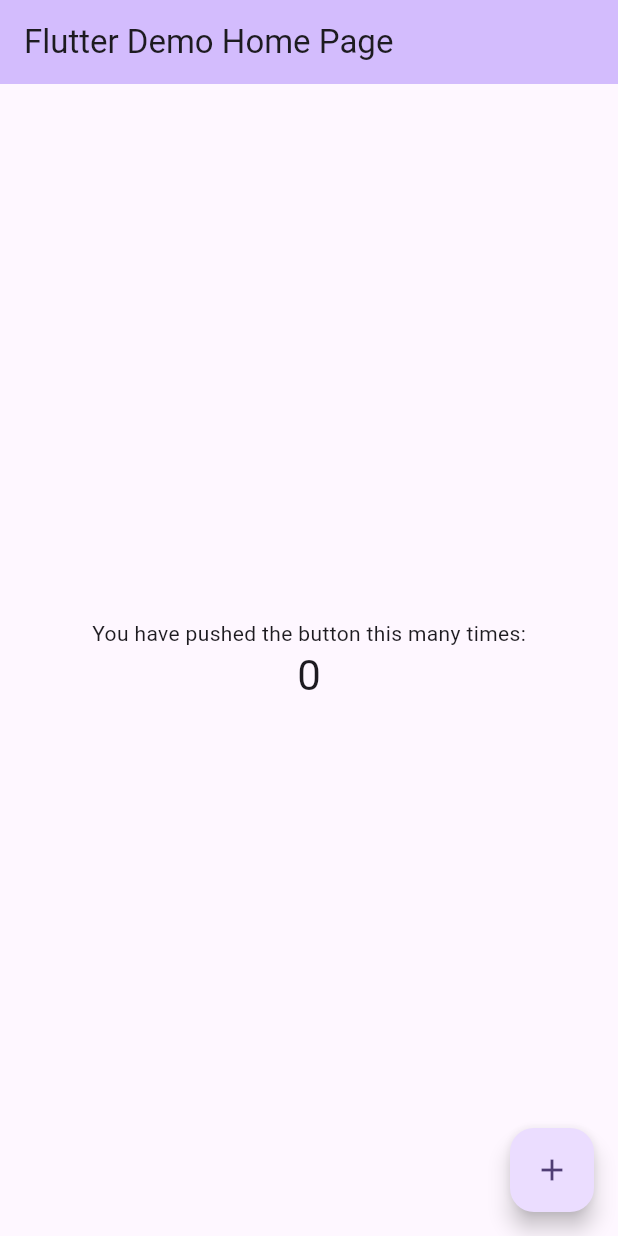
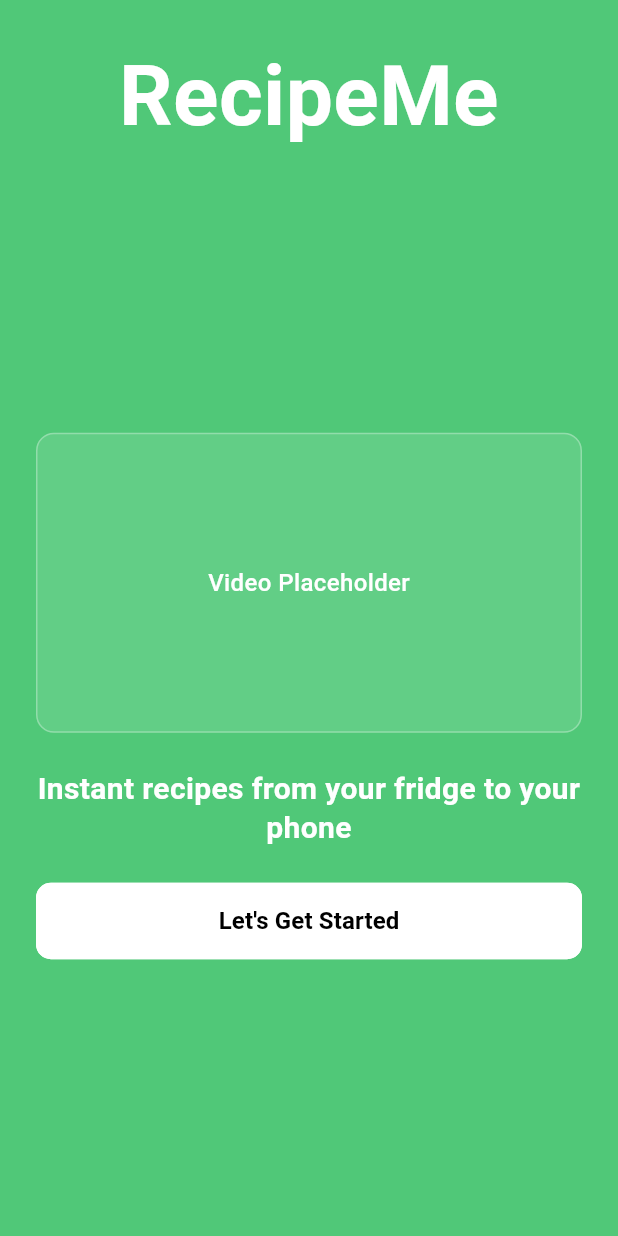
Before and after one commit to ahmedamrou1/RecipeMe, a Flutter app: the screen it shows after launch, on a phone screen of 412 x 824 dp. Run offline on Flutter 3.47's test engine with Material 3 defaults, Android fonts, the phone set to English and light mode, and no system bars.

Commit message:
added splash screen and onboarding screen

```diff
--- a/lib/main.dart
+++ b/lib/main.dart
@@ -1,122 +1,31 @@
 import 'package:flutter/material.dart';
+import 'splash_screen.dart';
 
 void main() {
-  runApp(const MyApp());
+  runApp(const RecipeMeApp());
 }
 
-class MyApp extends StatelessWidget {
-  const MyApp({super.key});
+class RecipeMeApp extends StatelessWidget {
+  const RecipeMeApp({super.key});
 
-  // This widget is the root of your application.
+  static const Color appGreen = Color(0xFF50C878);
+
   @override
   Widget build(BuildContext context) {
     return MaterialApp(
-      title: 'Flutter Demo',
+      title: 'RecipeMe',
+      debugShowCheckedModeBanner: false,
       theme: ThemeData(
-        // This is the theme of your application.
-        //
-        // TRY THIS: Try running your application with "flutter run". You'll see
-        // the application has a purple toolbar. Then, without quitting the app,
-        // try changing the seedColor in the colorScheme below to Colors.green
-        // and then invoke "hot reload" (save your changes or press the "hot
-        // reload" button in a Flutter-supported IDE, or press "r" if you used
-        // the command line to start the app).
-        //
-        // Notice that the counter didn't reset back to zero; the application
-        // state is not lost during the reload. To reset the state, use hot
-        // restart instead.
-        //
-        // This works for code too, not just values: Most code changes can be
-        // tested with just a hot reload.
-        colorScheme: ColorScheme.fromSeed(seedColor: Colors.deepPurple),
+        colorScheme: ColorScheme.fromSeed(
+          seedColor: appGreen,
+          primary: appGreen,
+          background: appGreen,
+        ),
+        scaffoldBackgroundColor: appGreen,
+        appBarTheme: const AppBarTheme(backgroundColor: appGreen, elevation: 0),
+        useMaterial3: true,
       ),
-      home: const MyHomePage(title: 'Flutter Demo Home Page'),
+      home: const SplashScreen(),
     );
   }
 }
-
-class MyHomePage extends StatefulWidget {
-  const MyHomePage({super.key, required this.title});
-
-  // This widget is the home page of your application. It is stateful, meaning
-  // that it has a State object (defined below) that contains fields that affect
-  // how it looks.
-
-  // This class is the configuration for the state. It holds the values (in this
-  // case the title) provided by the parent (in this case the App widget) and
-  // used by the build method of the State. Fields in a Widget subclass are
-  // always marked "final".
-
-  final String title;
-
-  @override
-  State<MyHomePage> createState() => _MyHomePageState();
-}
-
-class _MyHomePageState extends State<MyHomePage> {
-  int _counter = 0;
-
-  void _incrementCounter() {
-    setState(() {
-      // This call to setState tells the Flutter framework that something has
-      // changed in this State, which causes it to rerun the build method below
-      // so that the display can reflect the updated values. If we changed
-      // _counter without calling setState(), then the build method would not be
-      // called again, and so nothing would appear to happen.
-      _counter++;
-    });
-  }
-
-  @override
-  Widget build(BuildContext context) {
-    // This method is rerun every time setState is called, for instance as done
-    // by the _incrementCounter method above.
-    //
-    // The Flutter framework has been optimized to make rerunning build methods
-    // fast, so that you can just rebuild anything that needs updating rather
-    // than having to individually change instances of widgets.
-    return Scaffold(
-      appBar: AppBar(
-        // TRY THIS: Try changing the color here to a specific color (to
-        // Colors.amber, perhaps?) and trigger a hot reload to see the AppBar
-        // change color while the other colors stay the same.
-        backgroundColor: Theme.of(context).colorScheme.inversePrimary,
-        // Here we take the value from the MyHomePage object that was created by
-        // the App.build method, and use it to set our appbar title.
-        title: Text(widget.title),
-      ),
-      body: Center(
-        // Center is a layout widget. It takes a single child and positions it
-        // in the middle of the parent.
-        child: Column(
-          // Column is also a layout widget. It takes a list of children and
-          // arranges them vertically. By default, it sizes itself to fit its
-          // children horizontally, and tries to be as tall as its parent.
-          //
-          // Column has various properties to control how it sizes itself and
-          // how it positions its children. Here we use mainAxisAlignment to
-          // center the children vertically; the main axis here is the vertical
-          // axis because Columns are vertical (the cross axis would be
-          // horizontal).
-          //
-          // TRY THIS: Invoke "debug painting" (choose the "Toggle Debug Paint"
-          // action in the IDE, or press "p" in the console), to see the
-          // wireframe for each widget.
-          mainAxisAlignment: MainAxisAlignment.center,
-          children: <Widget>[
-            const Text('You have pushed the button this many times:'),
-            Text(
-              '$_counter',
-              style: Theme.of(context).textTheme.headlineMedium,
-            ),
-          ],
-        ),
-      ),
-      floatingActionButton: FloatingActionButton(
-        onPressed: _incrementCounter,
-        tooltip: 'Increment',
-        child: const Icon(Icons.add),
-      ), // This trailing comma makes auto-formatting nicer for build methods.
-    );
-  }
-}
--- /dev/null
+++ b/lib/onboarding_screen.dart
@@ -0,0 +1,97 @@
+import 'package:flutter/material.dart';
+
+class OnboardingScreen extends StatelessWidget {
+  const OnboardingScreen({super.key});
+
+  @override
+  Widget build(BuildContext context) {
+    const Color textColor = Colors.white;
+    return Scaffold(
+      body: SafeArea(
+        child: Padding(
+          padding: const EdgeInsets.symmetric(horizontal: 24),
+          child: Column(
+            crossAxisAlignment: CrossAxisAlignment.stretch,
+            children: <Widget>[
+              // Top centered title with equal horizontal and top padding
+              Padding(
+                padding: const EdgeInsets.only(top: 24),
+                child: Text(
+                  'RecipeMe',
+                  textAlign: TextAlign.center,
+                  style: const TextStyle(
+                    color: textColor,
+                    fontSize: 56, // 2x the original 32
+                    fontWeight: FontWeight.w700,
+                  ),
+                ),
+              ),
+              const Spacer(),
+              // Video placeholder space
+              Container(
+                height: 200,
+                decoration: BoxDecoration(
+                  color: Colors.white.withOpacity(0.1),
+                  borderRadius: BorderRadius.circular(12),
+                  border: Border.all(
+                    color: Colors.white.withOpacity(0.3),
+                    width: 1,
+                  ),
+                ),
+                child: const Center(
+                  child: Text(
+                    'Video Placeholder',
+                    style: TextStyle(
+                      color: Colors.white,
+                      fontSize: 16,
+                      fontWeight: FontWeight.w500,
+                    ),
+                  ),
+                ),
+              ),
+              const SizedBox(height: 24),
+              const Text(
+                'Instant recipes from your fridge to your phone',
+                textAlign: TextAlign.center,
+                style: TextStyle(
+                  color: textColor,
+                  fontSize: 20,
+                  fontWeight: FontWeight.w600,
+                  height: 1.3,
+                ),
+              ),
+              const SizedBox(height: 24),
+              // White button with black text and border
+              SizedBox(
+                width: double.infinity,
+                child: OutlinedButton(
+                  style: OutlinedButton.styleFrom(
+                    foregroundColor: Colors.black,
+                    backgroundColor: Colors.white,
+                    side: const BorderSide(color: Colors.white, width: 1),
+                    padding: const EdgeInsets.symmetric(vertical: 14),
+                    shape: RoundedRectangleBorder(
+                      borderRadius: BorderRadius.circular(10),
+                    ),
+                  ),
+                  onPressed: () {
+                    // TODO: Navigate to next flow
+                  },
+                  child: const Text(
+                    "Let's Get Started",
+                    style: TextStyle(
+                      color: Colors.black,
+                      fontSize: 16,
+                      fontWeight: FontWeight.w600,
+                    ),
+                  ),
+                ),
+              ),
+              const Spacer(),
+            ],
+          ),
+        ),
+      ),
+    );
+  }
+}
--- a/pubspec.yaml
+++ b/pubspec.yaml
@@ -58,9 +58,8 @@ flutter:
   uses-material-design: true
 
   # To add assets to your application, add an assets section, like this:
-  # assets:
-  #   - images/a_dot_burr.jpeg
-  #   - images/a_dot_ham.jpeg
+  assets:
+    - web/icons/RecipeMelogo.png
 
   # An image asset can refer to one or more resolution-specific "variants", see
   # https://flutter.dev/to/resolution-aware-images
```
Also changed, not shown: lib/splash_screen.dart (added, +64 -0 lines), 3 other files.
